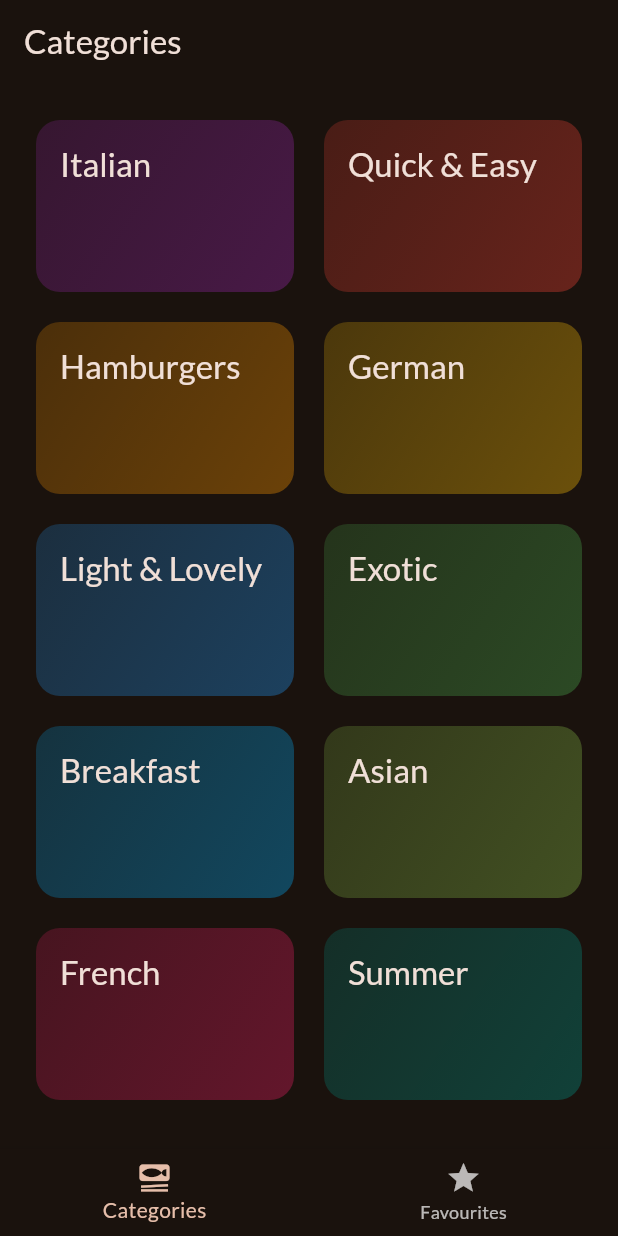
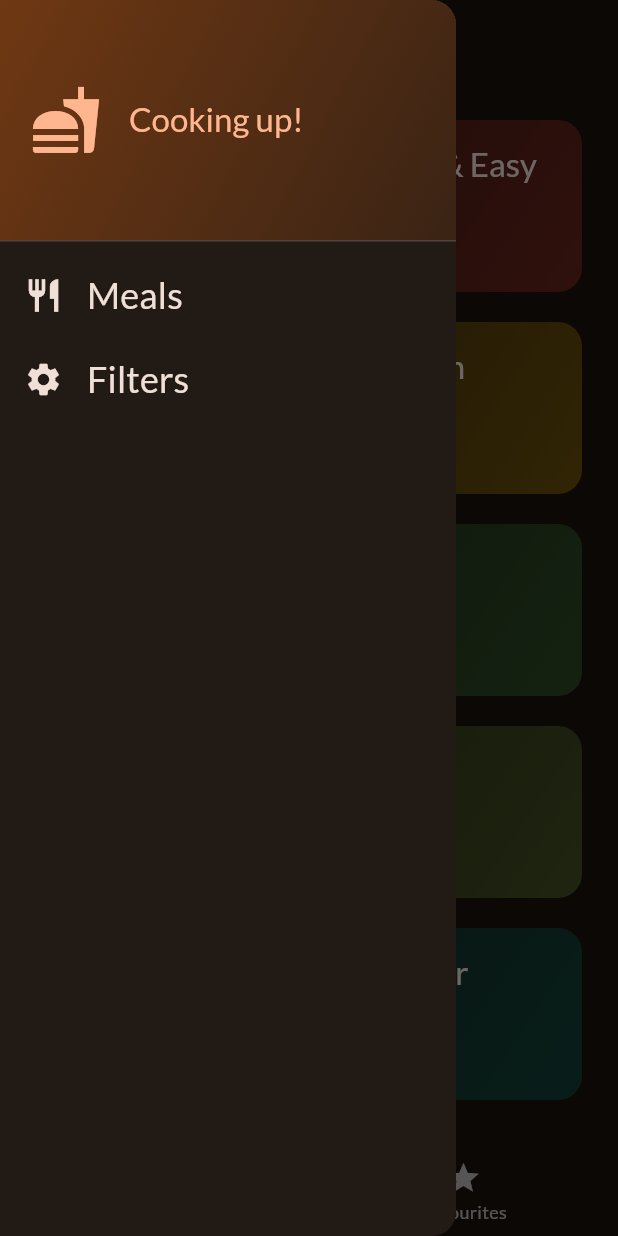
Before and after one commit to engineer-dilnawaz/flutter_meals_app, a Flutter app: the screen it shows after launch, with the side drawer open (before the commit the screen has no drawer), on a phone screen of 412 x 824 dp. Run offline on Flutter 3.47's test engine with Material 3 defaults, Android fonts, the phone set to English and light mode, and no system bars; our stand-ins replace google_fonts, transparent_image.

Commit message:
Add FiltersScreen and implement favourite meal functionality in MealsScreen and MealDetailsScreen

```diff
--- a/lib/screens/categories.dart
+++ b/lib/screens/categories.dart
@@ -1,11 +1,14 @@
 import 'package:flutter/material.dart';
 import 'package:flutter_meals_app/data/dummy_data.dart';
 import 'package:flutter_meals_app/models/category.dart';
+import 'package:flutter_meals_app/models/meal.dart';
 import 'package:flutter_meals_app/screens/meals.dart';
 import 'package:flutter_meals_app/widgets/categories_grid_item.dart';
 
 class CategoriesScreen extends StatelessWidget {
-  const CategoriesScreen({super.key});
+  const CategoriesScreen({super.key, required this.onToggleFavourite});
+
+  final void Function(Meal meal) onToggleFavourite;
 
   void _selectCategory(BuildContext context, Category category) {
     final filteredMeals =
@@ -19,7 +22,11 @@ class CategoriesScreen extends StatelessWidget {
     Navigator.of(context).push(
       MaterialPageRoute(
         builder:
-            (ctx) => MealsScreen(title: category.title, meals: filteredMeals),
+            (ctx) => MealsScreen(
+              title: category.title,
+              meals: filteredMeals,
+              onToggleFavourite: onToggleFavourite,
+            ),
       ),
     );
   }
--- a/lib/screens/tabs.dart
+++ b/lib/screens/tabs.dart
@@ -1,7 +1,10 @@
 import 'package:flutter/material.dart';
+import 'package:flutter_meals_app/models/meal.dart';
 
 import 'package:flutter_meals_app/screens/categories.dart';
+import 'package:flutter_meals_app/screens/filters.dart';
 import 'package:flutter_meals_app/screens/meals.dart';
+import 'package:flutter_meals_app/widgets/main_drawer.dart';
 
 class TabsScreen extends StatefulWidget {
   const TabsScreen({super.key});
@@ -14,6 +17,30 @@ class TabsScreen extends StatefulWidget {
 
 class _TabsScreenState extends State<TabsScreen> {
   int _selectedPageIndex = 0;
+  final List<Meal> _favouriteMeals = [];
+
+  void _showInfoMessage(String message) {
+    ScaffoldMessenger.of(context).clearSnackBars();
+    ScaffoldMessenger.of(
+      context,
+    ).showSnackBar(SnackBar(content: Text(message)));
+  }
+
+  void _toggleMealFavouriteStatus(Meal meal) {
+    final isExisting = _favouriteMeals.contains(meal);
+
+    if (isExisting) {
+      setState(() {
+        _favouriteMeals.remove(meal);
+        _showInfoMessage('Meal is no longer a favourite');
+      });
+    } else {
+      setState(() {
+        _favouriteMeals.add(meal);
+        _showInfoMessage('Marked as a favourite');
+      });
+    }
+  }
 
   void _selectPage(int index) {
     setState(() {
@@ -21,18 +48,36 @@ class _TabsScreenState extends State<TabsScreen> {
     });
   }
 
+  void _setScreen(String identifier) {
+    Navigator.of(context).pop();
+    if (identifier == 'filters') {
+      // Navigator.of(
+      //   context,
+      // ).pushReplacement(MaterialPageRoute(builder: (ctx) => FiltersScreen()));
+      Navigator.of(
+        context,
+      ).push(MaterialPageRoute(builder: (ctx) => FiltersScreen()));
+    }
+  }
+
   @override
   Widget build(BuildContext context) {
-    Widget activePage = const CategoriesScreen();
+    Widget activePage = CategoriesScreen(
+      onToggleFavourite: _toggleMealFavouriteStatus,
+    );
     String activePageTitle = 'Categories';
 
     if (_selectedPageIndex == 1) {
-      activePage = MealsScreen(meals: []);
+      activePage = MealsScreen(
+        meals: _favouriteMeals,
+        onToggleFavourite: _toggleMealFavouriteStatus,
+      );
       activePageTitle = 'Your Favourites';
     }
 
     return Scaffold(
       appBar: AppBar(title: Text(activePageTitle)),
+      drawer: MainDrawer(onSelectScreen: _setScreen),
       body: activePage,
       bottomNavigationBar: BottomNavigationBar(
         currentIndex: _selectedPageIndex,
--- /dev/null
+++ b/lib/widgets/main_drawer.dart
@@ -0,0 +1,80 @@
+import 'package:flutter/material.dart';
+
+class MainDrawer extends StatelessWidget {
+  const MainDrawer({super.key, required this.onSelectScreen});
+
+  final void Function(String identifier) onSelectScreen;
+
+  @override
+  Widget build(BuildContext context) {
+    return Drawer(
+      child: Column(
+        children: [
+          DrawerHeader(
+            padding: EdgeInsets.all(20.0),
+            decoration: BoxDecoration(
+              gradient: LinearGradient(
+                colors: [
+                  Theme.of(context).colorScheme.primaryContainer,
+                  Theme.of(context).colorScheme.primaryContainer.withAlpha(80),
+                ],
+                begin: Alignment.topLeft,
+                end: Alignment.bottomRight,
+              ),
+            ),
+            child: Row(
+              children: [
+                Icon(
+                  Icons.fastfood,
+                  size: 48,
+                  color: Theme.of(context).colorScheme.primary,
+                ),
+                SizedBox(width: 18.0),
+                Text(
+                  "Cooking up!",
+                  style: Theme.of(context).textTheme.titleLarge!.copyWith(
+                    color: Theme.of(context).colorScheme.primary,
+                  ),
+                ),
+              ],
+            ),
+          ),
+          ListTile(
+            leading: Icon(
+              Icons.restaurant,
+              size: 26,
+              color: Theme.of(context).colorScheme.onSurface,
+            ),
+            title: Text(
+              'Meals',
+              style: Theme.of(context).textTheme.titleSmall!.copyWith(
+                color: Theme.of(context).colorScheme.onSurface,
+                fontSize: 24.0,
+              ),
+            ),
+            onTap: () {
+              onSelectScreen('meals');
+            },
+          ),
+          ListTile(
+            leading: Icon(
+              Icons.settings,
+              size: 26,
+              color: Theme.of(context).colorScheme.onSurface,
+            ),
+            title: Text(
+              'Filters',
+              style: Theme.of(context).textTheme.titleSmall!.copyWith(
+                color: Theme.of(context).colorScheme.onSurface,
+                fontSize: 24.0,
+              ),
+            ),
+            onTap: () {
+              onSelectScreen('filters');
+            },
+          ),
+        ],
+      ),
+    );
+  }
+}
```
Also changed, not shown: lib/screens/filters.dart (added, +59 -0 lines), lib/screens/meal_details.dart (+17 -2 lines), lib/screens/meals.dart (+16 -4 lines).
